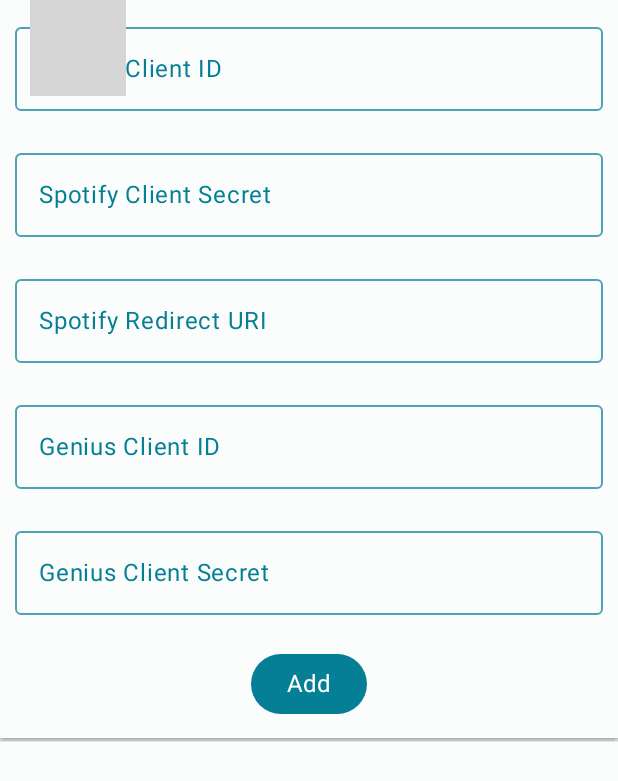
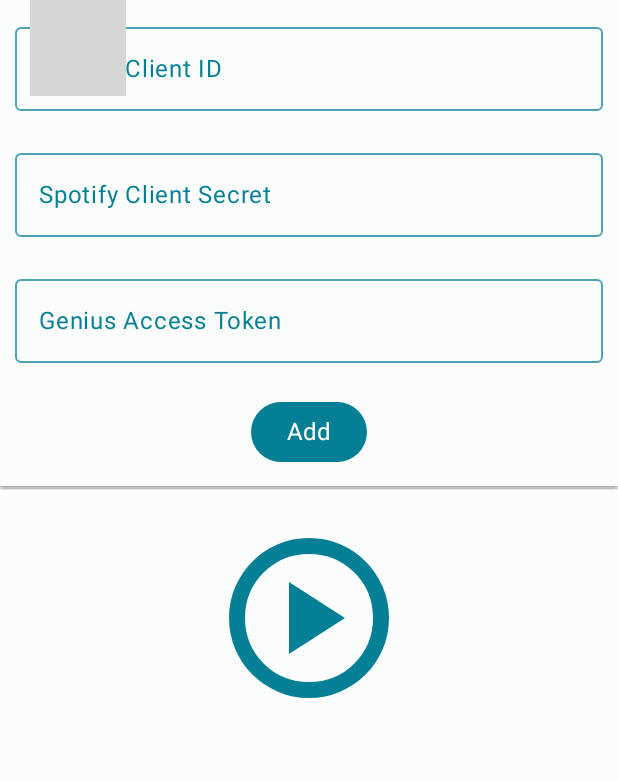
Before and after one commit to LORTEY/HumMe, an Android app built with Jetpack Compose: the screen it shows after launch (MainActivity), after a tap on "Apis", on a phone screen of 412 x 824 dp. Shown: the top 781 px of the screen. Run offline under Robolectric (Android 15) with nearby library versions, the phone set to English and light mode, and no system bars; libraries missing offline, so code that uses them is left out: com.chaquo.python; 6 statements that could not run were skipped; grey boxes are pictures that could not be loaded.

Commit message:
almost finished

```diff
--- a/app/src/main/java/com/lortey/humme/APIManager.kt
+++ b/app/src/main/java/com/lortey/humme/APIManager.kt
@@ -13,9 +13,9 @@
 public data class API(
     var spotifyClientID:String?,
     var spotifyClientSecret:String?,
-    var spotifyRedirectURI:String?,
-    var geniusClientID:String?,
-    var geniusClientSecret:String?,
+    //var spotifyRedirectURI:String?,
+    var geniusAccessToken:String?,
+    //var geniusClientSecret:String?,
 )
 
 public fun saveAPI(apiKeys:API, context: Context){
@@ -30,7 +30,7 @@
         val content = file.readText()
         return jsonFormat.decodeFromString<API>(content)
     }catch(e:Exception){
-        return API(null,null,null,null,null)
+        return API(null,null,null)
     }
 
 }
--- a/app/src/main/java/com/lortey/humme/DataClasses.kt
+++ b/app/src/main/java/com/lortey/humme/DataClasses.kt
@@ -17,7 +17,7 @@
     val id: String, //Spotify id or null for user added
     var name:String,
     var artist:MutableList<String>,
-    var lyrics:String? = null,
+    //var lyrics:String? = null,
     var enabled: Boolean = true // if song was disabled by user
 )
 
--- a/app/src/main/java/com/lortey/humme/MainActivity.kt
+++ b/app/src/main/java/com/lortey/humme/MainActivity.kt
@@ -18,6 +18,8 @@
 import com.lortey.cardflare.ui.theme.HumMeTheme
 import com.lortey.humme.ui.theme.EditPlaylist
 import com.lortey.humme.ui.theme.EditProfile
+import com.lortey.humme.ui.theme.EndScreen
+import com.lortey.humme.ui.theme.GameScreen
 import com.lortey.humme.ui.theme.MainMenuRender
 
 import com.lortey.humme.ui.theme.PlaylistScreen
@@ -76,6 +78,16 @@
                             EditPlaylist(context = LocalContext.current,
                                 navController = navController)
                         }
+                        //Game Screen
+                        composable("game_screen"){
+                            GameScreen(context = LocalContext.current,
+                                navController = navController)
+                        }
+                        //Sum up screen
+                        composable("end_screen"){
+                            EndScreen(context = LocalContext.current,
+                                navController = navController)
+                        }
                     }
                 }
             }
--- a/app/src/main/java/com/lortey/humme/ProfileManager.kt
+++ b/app/src/main/java/com/lortey/humme/ProfileManager.kt
@@ -9,7 +9,7 @@
 import java.net.URLEncoder
 import java.nio.charset.StandardCharsets
 
-private val jsonFormat = Json { prettyPrint = true } // jsonFormat
+private val jsonFormat = Json { ignoreUnknownKeys = true; prettyPrint = true } // jsonFormat
 private const val profileDirectory = "Profiles"
 
 
--- a/app/src/main/java/com/lortey/humme/PythonLink.kt
+++ b/app/src/main/java/com/lortey/humme/PythonLink.kt
@@ -44,7 +44,7 @@
 }
 public fun initializeGenius(context:Context, apikeys:API):Boolean{
     val module = getModuleGenius(context)
-    val initialized = module.callAttr("set_global_genius", apikeys.geniusClientID).toBoolean()
+    val initialized = module.callAttr("set_global_genius", apikeys.geniusAccessToken).toBoolean()
 
     return initialized
 }
--- a/app/src/main/java/com/lortey/humme/ui/theme/MainScreen.kt
+++ b/app/src/main/java/com/lortey/humme/ui/theme/MainScreen.kt
@@ -52,15 +52,11 @@
 
     var spotifyClientID by remember{mutableStateOf("")}
     var spotifyClientSecret by remember{mutableStateOf("")}
-    var spotifyRedirectURI by remember{mutableStateOf("")}
-    var geniusClientID by remember{mutableStateOf("")}
-    var geniusClientSecret by remember{mutableStateOf("")}
+    var geniusAccessToken by remember{mutableStateOf("")}
     LaunchedEffect(Unit) {
         spotifyClientID = apikeys?.spotifyClientID ?: ""
         spotifyClientSecret = apikeys?.spotifyClientSecret ?: ""
-        spotifyRedirectURI = apikeys?.spotifyRedirectURI ?: ""
-        geniusClientID = apikeys?.geniusClientID ?: ""
-        geniusClientSecret = apikeys?.geniusClientSecret ?: ""
+        geniusAccessToken = apikeys?.geniusAccessToken ?: ""
     }
     Box(
         modifier = Modifier
@@ -92,7 +88,15 @@
                 Text("Profiles", style = MaterialTheme.typography.bodyMedium, color = MaterialTheme.colorScheme.primary)
             }
         }
-
+        Icon(
+            painter = painterResource(id = R.drawable.play),
+            contentDescription = "Play",
+            tint = MaterialTheme.colorScheme.primary,
+            modifier = Modifier
+                .clickable {savedGame = null; navController.navigate("game_screen") }
+                .size(128.dp)
+                .align(Alignment.Center)
+        )
     }
     if(showPopup){
         Popup(
@@ -159,12 +163,13 @@
                         .padding(10.dp)
                         .fillMaxWidth()
                 )
+
                 OutlinedTextField(
-                    value = spotifyRedirectURI,
-                    onValueChange = { spotifyRedirectURI = it },
+                    value = geniusAccessToken,
+                    onValueChange = { geniusAccessToken = it },
                     label = {
                         Text(
-                            "Spotify Redirect URI",
+                            "Genius Access Token",
                             color = MaterialTheme.colorScheme.primary,
                             style = MaterialTheme.typography.bodyLarge
                         )
@@ -185,58 +190,7 @@
                         .padding(10.dp)
                         .fillMaxWidth()
                 )
-                OutlinedTextField(
-                    value = geniusClientID,
-                    onValueChange = { geniusClientID = it },
-                    label = {
-                        Text(
-                            "Genius Client ID",
-                            color = MaterialTheme.colorScheme.primary,
-                            style = MaterialTheme.typography.bodyLarge
-                        )
-                    },
-                    colors = OutlinedTextFieldDefaults.colors(
-                        focusedBorderColor = MaterialTheme.colorScheme.primary,
-                        unfocusedBorderColor = MaterialTheme.colorScheme.outline,
 
-                        focusedTextColor = MaterialTheme.colorScheme.onSurface,
-                        unfocusedTextColor = MaterialTheme.colorScheme.onSurfaceVariant,
-
-                        cursorColor = MaterialTheme.colorScheme.primary,
-
-                        focusedLabelColor = MaterialTheme.colorScheme.primary,
-                        unfocusedLabelColor = MaterialTheme.colorScheme.outline,
-                    ),
-                    modifier = Modifier
-                        .padding(10.dp)
-                        .fillMaxWidth()
-                )
-                OutlinedTextField(
-                    value = geniusClientSecret,
-                    onValueChange = { geniusClientSecret = it },
-                    label = {
-                        Text(
-                            "Genius Client Secret",
-                            color = MaterialTheme.colorScheme.primary,
-                            style = MaterialTheme.typography.bodyLarge
-                        )
-                    },
-                    colors = OutlinedTextFieldDefaults.colors(
-                        focusedBorderColor = MaterialTheme.colorScheme.primary,
-                        unfocusedBorderColor = MaterialTheme.colorScheme.outline,
-
-                        focusedTextColor = MaterialTheme.colorScheme.onSurface,
-                        unfocusedTextColor = MaterialTheme.colorScheme.onSurfaceVariant,
-
-                        cursorColor = MaterialTheme.colorScheme.primary,
-
-                        focusedLabelColor = MaterialTheme.colorScheme.primary,
-                        unfocusedLabelColor = MaterialTheme.colorScheme.outline,
-                    ),
-                    modifier = Modifier
-                        .padding(10.dp)
-                        .fillMaxWidth()
-                )
                 Row(
                     modifier = Modifier
                         .fillMaxWidth()
@@ -247,9 +201,7 @@
                     Button(onClick = {apikeys = API(
                         spotifyClientID = if(spotifyClientID.isEmpty()) null else spotifyClientID,
                         spotifyClientSecret = if(spotifyClientSecret.isEmpty()) null else spotifyClientSecret,
-                        spotifyRedirectURI = if(spotifyRedirectURI.isEmpty()) null else spotifyRedirectURI,
-                        geniusClientID = if(geniusClientID.isEmpty()) null else geniusClientID,
-                        geniusClientSecret = if(geniusClientSecret.isEmpty()) null else geniusClientSecret
+                        geniusAccessToken = if(geniusAccessToken.isEmpty()) null else geniusAccessToken,
                     )
                             showPopup= false
                         apikeys?.let{ saveAPI(it, context) }
```
Also changed, not shown: app/src/main/java/com/lortey/humme/AsyncLyricsGet.kt (deleted, +0 -47 lines), app/src/main/java/com/lortey/humme/GameManager.kt (added, +40 -0 lines), app/src/main/java/com/lortey/humme/LyricsFetchRequest.kt (+2 -22 lines), app/src/main/java/com/lortey/humme/LyricsSaveManager.kt (added, +27 -0 lines), app/src/main/java/com/lortey/humme/ui/theme/GameScreen.kt (added, +349 -0 lines), app/src/main/java/com/lortey/humme/ui/theme/ProfileScreen.kt (+4 -3 lines), app/src/main/res/drawable/back.xml (added, +9 -0 lines), app/src/main/res/drawable/lyrics.xml (added, +9 -0 lines), app/src/main/res/drawable/ok.xml (added, +9 -0 lines), app/src/main/res/drawable/trophy.xml (added, +9 -0 lines), app/src/main/res/drawable/wrong.xml (added, +9 -0 lines), 1 other file.
